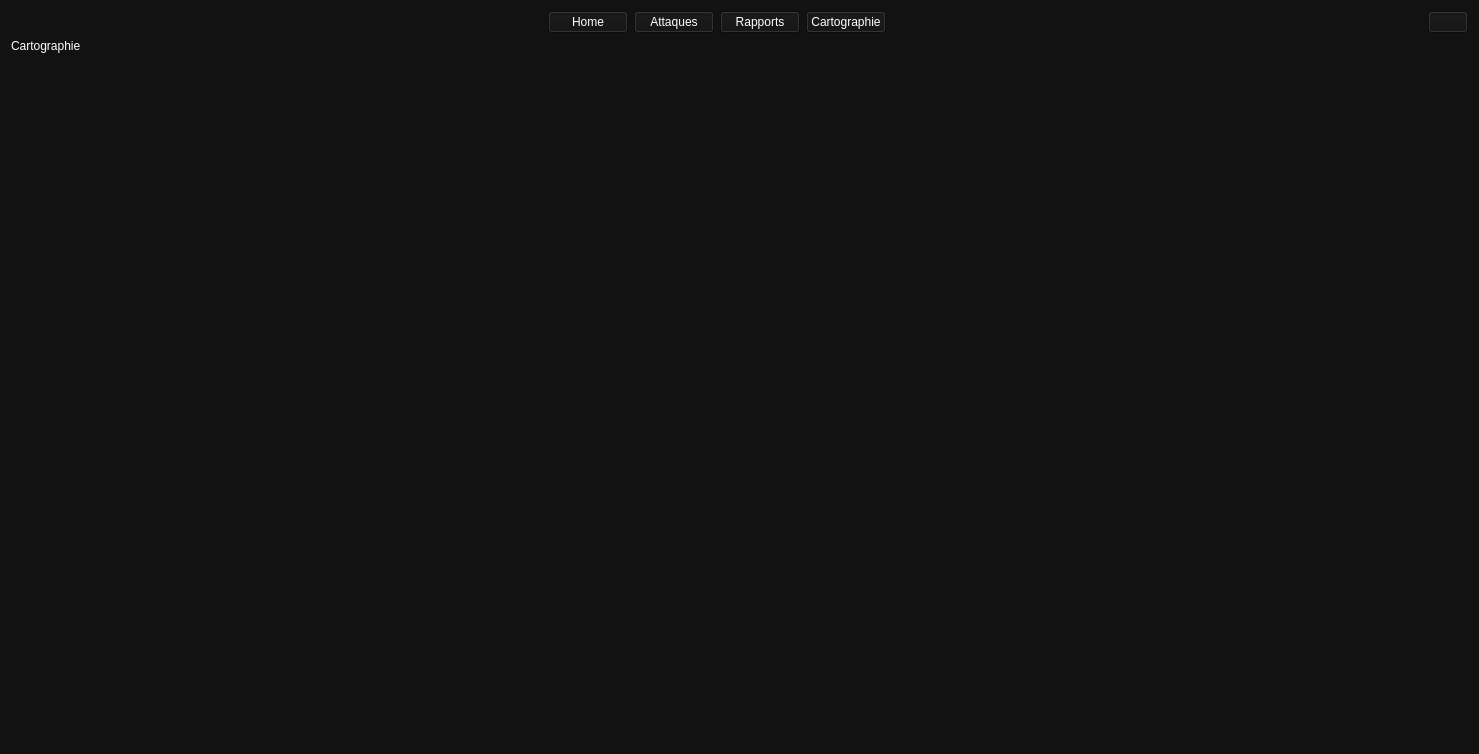
Pauldechassey/Minatt-ck, file frontend/ui/cartographie.ui: the form before one commit.
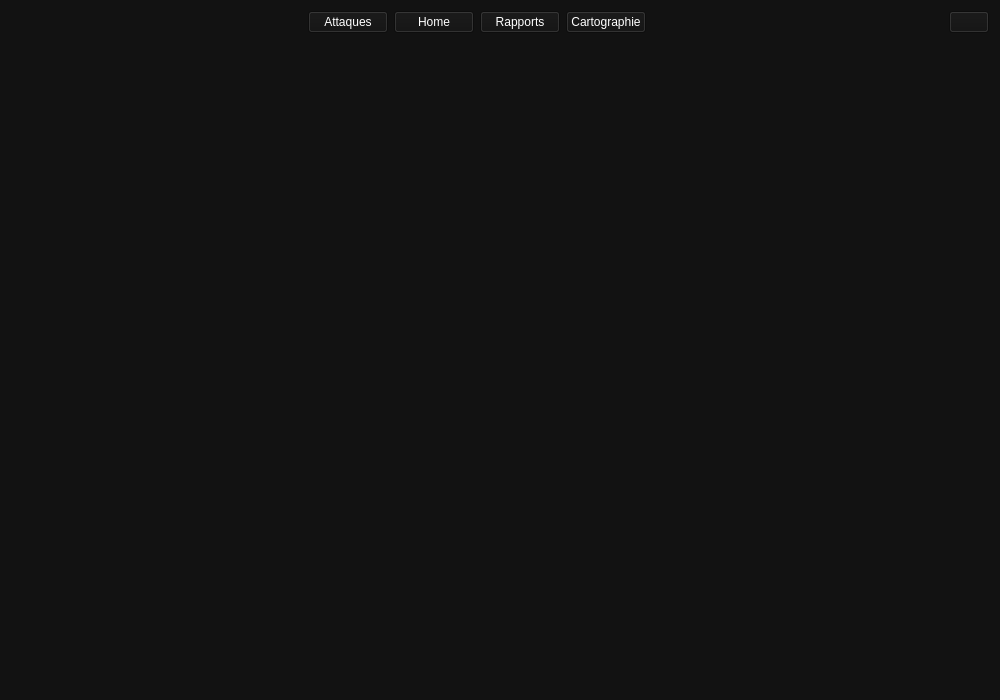
The form after the commit. Icons and pictures are not drawn.

Commit message: mod: style sur Rapports et Cartographie

Patch:
```diff
--- a/frontend/ui/cartographie.ui
+++ b/frontend/ui/cartographie.ui
@@ -6,8 +6,8 @@
    <rect>
     <x>0</x>
     <y>0</y>
-    <width>1479</width>
-    <height>754</height>
+    <width>1000</width>
+    <height>700</height>
    </rect>
   </property>
   <property name="windowTitle">
@@ -20,46 +20,8 @@
   </property>
   <layout class="QGridLayout" name="gridLayout_4">
    <item row="0" column="0">
-    <layout class="QGridLayout" name="gridLayout_3">
-     <item row="3" column="1">
-      <widget class="QFrame" name="frame">
-       <property name="frameShape">
-        <enum>QFrame::StyledPanel</enum>
-       </property>
-       <property name="frameShadow">
-        <enum>QFrame::Raised</enum>
-       </property>
-       <widget class="QLabel" name="labelRapports">
-        <property name="geometry">
-         <rect>
-          <x>440</x>
-          <y>260</y>
-          <width>91</width>
-          <height>31</height>
-         </rect>
-        </property>
-        <property name="text">
-         <string>Cartographie</string>
-        </property>
-       </widget>
-      </widget>
-     </item>
-     <item row="2" column="1">
-      <spacer name="verticalSpacer">
-       <property name="orientation">
-        <enum>Qt::Vertical</enum>
-       </property>
-       <property name="sizeHint" stdset="0">
-        <size>
-         <width>20</width>
-         <height>40</height>
-        </size>
-       </property>
-      </spacer>
-     </item>
-     <item row="0" column="1">
-      <layout class="QHBoxLayout" name="horizontalLayout_2">
-       <item>
+    <layout class="QGridLayout" name="gridLayoutMenuCartographie">
+     <item row="0" column="0">
         <spacer name="horizontalSpacer">
          <property name="orientation">
           <enum>Qt::Horizontal</enum>
@@ -72,48 +34,26 @@
          </property>
         </spacer>
        </item>
-       <item>
-        <widget class="QPushButton" name="pushButtonHomeCartographie">
-         <property name="text">
-          <string>Home</string>
-         </property>
-        </widget>
-       </item>
-       <item>
+     <item row="0" column="1">
         <widget class="QPushButton" name="pushButtonAttaquesCartographie">
+       <property name="styleSheet">
+        <string notr="true">QPushButton {
+    background-color: #00C853; /* Vert */
+    color: white;
+    font-weight: bold;
+    border-radius: 5px;
+    padding: 8px;
+}
+QPushButton:hover {
+    background-color: #009624; / survol */
+}</string>
+       </property>
          <property name="text">
           <string>Attaques</string>
          </property>
         </widget>
        </item>
-       <item>
-        <widget class="QPushButton" name="pushButtonRapportsCartographie">
-         <property name="text">
-          <string>Rapports</string>
-         </property>
-        </widget>
-       </item>
-       <item>
-        <widget class="QPushButton" name="pushButtonCartographieCartographie">
-         <property name="text">
-          <string>Cartographie</string>
-         </property>
-        </widget>
-       </item>
-       <item>
-        <spacer name="horizontalSpacer_2">
-         <property name="orientation">
-          <enum>Qt::Horizontal</enum>
-         </property>
-         <property name="sizeHint" stdset="0">
-          <size>
-           <width>40</width>
-           <height>20</height>
-          </size>
-         </property>
-        </spacer>
-       </item>
-       <item>
+     <item row="0" column="6">
         <widget class="QPushButton" name="pushButtonDeconnexionCartographie">
          <property name="styleSheet">
           <string notr="true">background-color: #121212;
@@ -135,14 +75,92 @@
          </property>
         </widget>
        </item>
-      </layout>
-     </item>
-     <item row="1" column="1">
-      <widget class="QLabel" name="label">
-       <property name="text">
-        <string>Cartographie</string>
+     <item row="0" column="2">
+      <widget class="QPushButton" name="pushButtonHomeCartographie">
+       <property name="styleSheet">
+        <string notr="true">QPushButton {
+    background-color: #00C853; /* Vert */
+    color: white;
+    font-weight: bold;
+    border-radius: 5px;
+    padding: 8px;
+}
+QPushButton:hover {
+    background-color: #009624; / survol */
+}</string>
+       </property>
+       <property name="text">
+        <string>Home</string>
+       </property>
+      </widget>
+     </item>
+     <item row="0" column="3">
+      <widget class="QPushButton" name="pushButtonRapportsCartographie">
+       <property name="styleSheet">
+        <string notr="true">QPushButton {
+    background-color: #00C853; /* Vert */
+    color: white;
+    font-weight: bold;
+    border-radius: 5px;
+    padding: 8px;
+}
+QPushButton:hover {
+    background-color: #009624; / survol */
+}</string>
+       </property>
+       <property name="text">
+        <string>Rapports</string>
+       </property>
+      </widget>
+     </item>
+     <item row="0" column="4">
+      <widget class="QPushButton" name="pushButtonCartographieCartographie">
+       <property name="styleSheet">
+        <string notr="true">QPushButton {
+    background-color: #00C853; /* Vert */
+    color: white;
+    font-weight: bold;
+    border-radius: 5px;
+    padding: 8px;
+}
+QPushButton:hover {
+    background-color: #009624; / survol */
+}</string>
+       </property>
+       <property name="text">
+        <string>Cartographie</string>
+       </property>
+      </widget>
+     </item>
+     <item row="0" column="5">
+      <spacer name="horizontalSpacer_2">
+       <property name="orientation">
+        <enum>Qt::Orientation::Horizontal</enum>
+       </property>
+       <property name="sizeHint" stdset="0">
+        <size>
+         <width>40</width>
+         <height>20</height>
+        </size>
+       </property>
+      </spacer>
+     </item>
+    </layout>
+   </item>
+   <item row="1" column="0">
+    <layout class="QGridLayout" name="gridLayout">
+     <item row="0" column="0">
+      <spacer name="verticalSpacer">
+       <property name="orientation">
+        <enum>Qt::Orientation::Vertical</enum>
        </property>
-      </widget>
+       <property name="sizeHint" stdset="0">
+        <size>
+         <width>20</width>
+         <height>40</height>
+        </size>
+       </property>
+      </spacer>
      </item>
     </layout>
    </item>
```
Left out of the diff: 8 changed lines with no effect on the pictures. Lines whose indentation alone changed are shown as unchanged. The commit also changes 12 other files.
